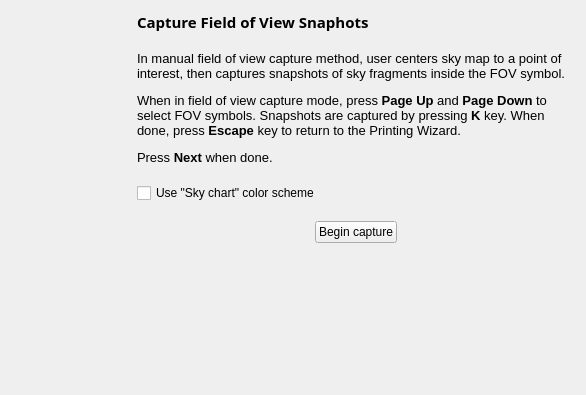
Qt form kstars/printing/pwizfovmanual.ui (KDE/kstars) before a commit.
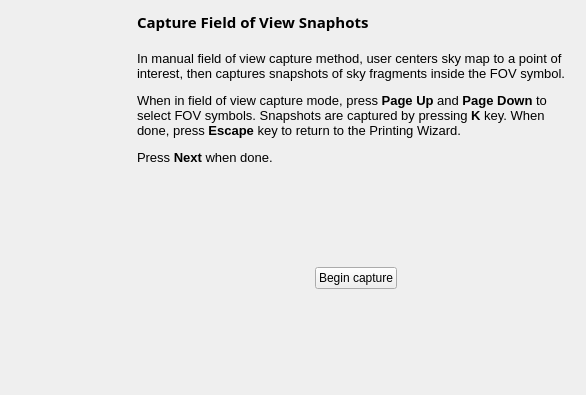
The same form after that commit.

The edit to the form file:
```diff
--- a/kstars/printing/pwizfovmanual.ui
+++ b/kstars/printing/pwizfovmanual.ui
@@ -97,35 +97,12 @@
         <enum>Qt::Vertical</enum>
        </property>
        <property name="sizeType">
-        <enum>QSizePolicy::Maximum</enum>
+        <enum>QSizePolicy::Expanding</enum>
        </property>
        <property name="sizeHint" stdset="0">
         <size>
          <width>20</width>
-         <height>12</height>
-        </size>
-       </property>
-      </spacer>
-     </item>
-     <item>
-      <widget class="QCheckBox" name="switchColorsBox">
-       <property name="text">
-        <string>Use &quot;Sky chart&quot; color scheme</string>
-       </property>
-      </widget>
-     </item>
-     <item>
-      <spacer name="verticalSpacer">
-       <property name="orientation">
-        <enum>Qt::Vertical</enum>
-       </property>
-       <property name="sizeType">
-        <enum>QSizePolicy::Fixed</enum>
-       </property>
-       <property name="sizeHint" stdset="0">
-        <size>
-         <width>20</width>
-         <height>12</height>
+         <height>40</height>
         </size>
        </property>
       </spacer>
```
